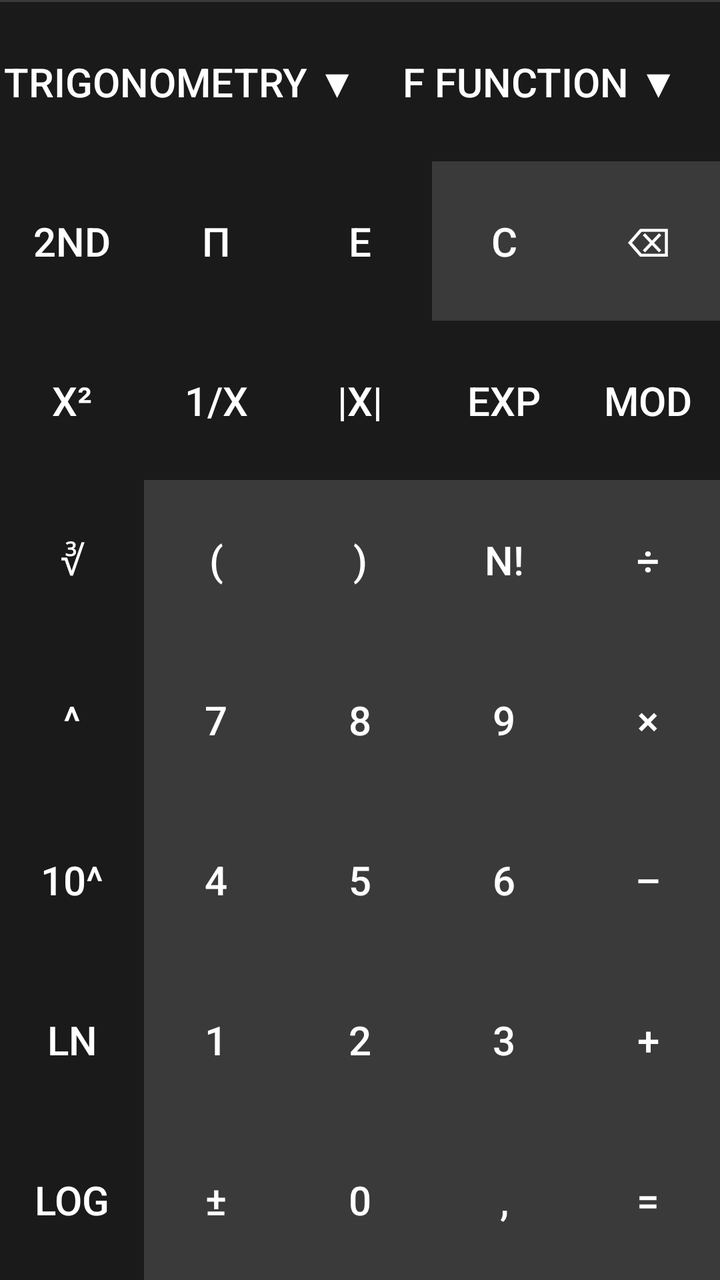
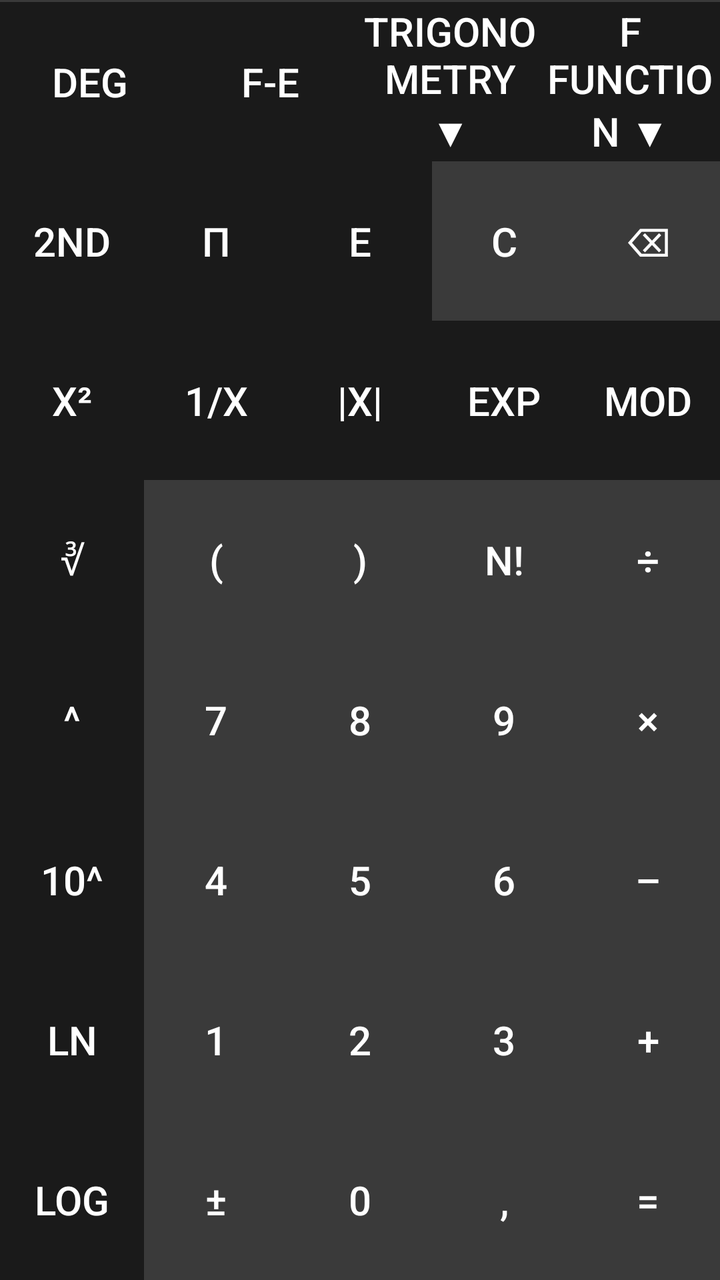

The first picture is an Android layout as it rendered before a commit; the second is the same layout after the commit. The layout source and the unified diff follow.
<!-- AndroidManifest.xml: application theme Theme.WP10Calculator -->
<!-- res/layout/scientific_buttons.xml -->
<?xml version="1.0" encoding="utf-8"?>
<LinearLayout xmlns:android="http://schemas.android.com/apk/res/android"
    android:layout_width="match_parent"
    android:layout_height="match_parent"
    android:orientation="vertical">

    
    <View
        android:layout_width="match_parent"
        android:layout_height="1dp"
        android:background="#3a3a3a" />

    
    <LinearLayout
        android:layout_width="match_parent"
        android:layout_height="0dp"
        android:layout_weight="1"
        android:orientation="horizontal"
        android:weightSum="2">

        <androidx.appcompat.widget.AppCompatButton
            android:id="@+id/btnTrigonometry"
            style="@style/WP10TopButton"
            android:text="Trigonometry ▼"
            android:layout_width="0dp"
            android:layout_height="match_parent"
            android:layout_weight="1" />

        <androidx.appcompat.widget.AppCompatButton
            android:id="@+id/btnFunction"
            style="@style/WP10TopButton"
            android:text="f Function ▼"
            android:layout_width="0dp"
            android:layout_height="match_parent"
            android:layout_weight="1" />
    </LinearLayout>

    
    <LinearLayout
        android:layout_width="match_parent"
        android:layout_height="0dp"
        android:layout_weight="1"
        android:orientation="horizontal"
        android:weightSum="5">

        <androidx.appcompat.widget.AppCompatButton
            android:id="@+id/btn2nd"
            style="@style/WP10TopButton"
            android:text="2nd"
            android:layout_width="0dp"
            android:layout_height="match_parent"
            android:layout_weight="1" />

        <androidx.appcompat.widget.AppCompatButton
            android:id="@+id/btnPi"
            style="@style/WP10TopButton"
            android:text="π"
            android:layout_width="0dp"
            android:layout_height="match_parent"
            android:layout_weight="1" />

        <androidx.appcompat.widget.AppCompatButton
            android:id="@+id/btnE"
            style="@style/WP10TopButton"
            android:text="e"
            android:layout_width="0dp"
            android:layout_height="match_parent"
            android:layout_weight="1" />

        <androidx.appcompat.widget.AppCompatButton
            android:id="@+id/btnClear"
            style="@style/WP10DigitButton"
            android:text="C"
            android:layout_width="0dp"
            android:layout_height="match_parent"
            android:layout_weight="1" />

        <androidx.appcompat.widget.AppCompatButton
            android:id="@+id/btnBackspace"
            style="@style/WP10DigitButton"
            android:text="⌫"
            android:layout_width="0dp"
            android:layout_height="match_parent"
            android:layout_weight="1" />
    </LinearLayout>

    
    <LinearLayout
        android:layout_width="match_parent"
        android:layout_height="0dp"
        android:layout_weight="1"
        android:orientation="horizontal"
        android:weightSum="5">

        <androidx.appcompat.widget.AppCompatButton
            android:id="@+id/btnSquare"
            style="@style/WP10TopButton"
            android:text="x²"
            android:layout_width="0dp"
            android:layout_height="match_parent"
            android:layout_weight="1" />

        <androidx.appcompat.widget.AppCompatButton
            android:id="@+id/btnReciprocal"
            style="@style/WP10TopButton"
            android:text="1/x"
            android:layout_width="0dp"
            android:layout_height="match_parent"
            android:layout_weight="1" />

        <androidx.appcompat.widget.AppCompatButton
            android:id="@+id/btnAbs"
            style="@style/WP10TopButton"
            android:text="|x|"
            android:layout_width="0dp"
            android:layout_height="match_parent"
            android:layout_weight="1" />

        <androidx.appcompat.widget.AppCompatButton
            android:id="@+id/btnExp"
            style="@style/WP10TopButton"
            android:text="exp"
            android:layout_width="0dp"
            android:layout_height="match_parent"
            android:layout_weight="1" />

        <androidx.appcompat.widget.AppCompatButton
            android:id="@+id/btnMod"
            style="@style/WP10TopButton"
            android:text="mod"
            android:layout_width="0dp"
            android:layout_height="match_parent"
            android:layout_weight="1" />
    </LinearLayout>

    
    <LinearLayout
        android:layout_width="match_parent"
        android:layout_height="0dp"
        android:layout_weight="1"
        android:orientation="horizontal"
        android:weightSum="5">

        <androidx.appcompat.widget.AppCompatButton
            android:id="@+id/btnCubeRoot"
            style="@style/WP10TopButton"
            android:text="∛"
            android:layout_width="0dp"
            android:layout_height="match_parent"
            android:layout_weight="1" />

        <androidx.appcompat.widget.AppCompatButton
            android:id="@+id/btnLeftParen"
            style="@style/WP10DigitButton"
            android:text="("
            android:layout_width="0dp"
            android:layout_height="match_parent"
            android:layout_weight="1" />

        <androidx.appcompat.widget.AppCompatButton
            android:id="@+id/btnRightParen"
            style="@style/WP10DigitButton"
            android:text=")"
            android:layout_width="0dp"
            android:layout_height="match_parent"
            android:layout_weight="1" />

        <androidx.appcompat.widget.AppCompatButton
            android:id="@+id/btnFactorial"
            style="@style/WP10DigitButton"
            android:text="n!"
            android:layout_width="0dp"
            android:layout_height="match_parent"
            android:layout_weight="1" />

        <androidx.appcompat.widget.AppCompatButton
            android:id="@+id/btnDivide"
            style="@style/WP10DigitButton"
            android:text="÷"
            android:layout_width="0dp"
            android:layout_height="match_parent"
            android:layout_weight="1" />
    </LinearLayout>

    
    <LinearLayout
        android:layout_width="match_parent"
        android:layout_height="0dp"
        android:layout_weight="1"
        android:orientation="horizontal"
        android:weightSum="5">

        <androidx.appcompat.widget.AppCompatButton
            android:id="@+id/btnPower"
            style="@style/WP10TopButton"
            android:text="^"
            android:layout_width="0dp"
            android:layout_height="match_parent"
            android:layout_weight="1" />

        <androidx.appcompat.widget.AppCompatButton
            android:id="@+id/btn7"
            style="@style/WP10DigitButton"
            android:text="7"
            android:layout_width="0dp"
            android:layout_height="match_parent"
            android:layout_weight="1" />

        <androidx.appcompat.widget.AppCompatButton
            android:id="@+id/btn8"
            style="@style/WP10DigitButton"
            android:text="8"
            android:layout_width="0dp"
            android:layout_height="match_parent"
            android:layout_weight="1" />

        <androidx.appcompat.widget.AppCompatButton
            android:id="@+id/btn9"
            style="@style/WP10DigitButton"
            android:text="9"
            android:layout_width="0dp"
            android:layout_height="match_parent"
            android:layout_weight="1" />

        <androidx.appcompat.widget.AppCompatButton
            android:id="@+id/btnMultiply"
            style="@style/WP10DigitButton"
            android:text="×"
            android:layout_width="0dp"
            android:layout_height="match_parent"
            android:layout_weight="1" />
    </LinearLayout>

    
    <LinearLayout
        android:layout_width="match_parent"
        android:layout_height="0dp"
        android:layout_weight="1"
        android:orientation="horizontal"
        android:weightSum="5">

        <androidx.appcompat.widget.AppCompatButton
            android:id="@+id/btnBasePow"
            style="@style/WP10TopButton"
            android:text="10^"
            android:layout_width="0dp"
            android:layout_height="match_parent"
            android:layout_weight="1" />

        <androidx.appcompat.widget.AppCompatButton
            android:id="@+id/btn4"
            style="@style/WP10DigitButton"
            android:text="4"
            android:layout_width="0dp"
            android:layout_height="match_parent"
            android:layout_weight="1" />

        <androidx.appcompat.widget.AppCompatButton
            android:id="@+id/btn5"
            style="@style/WP10DigitButton"
            android:text="5"
            android:layout_width="0dp"
            android:layout_height="match_parent"
            android:layout_weight="1" />

        <androidx.appcompat.widget.AppCompatButton
            android:id="@+id/btn6"
            style="@style/WP10DigitButton"
            android:text="6"
            android:layout_width="0dp"
            android:layout_height="match_parent"
            android:layout_weight="1" />

        <androidx.appcompat.widget.AppCompatButton
            android:id="@+id/btnSubtract"
            style="@style/WP10DigitButton"
            android:text="–"
            android:layout_width="0dp"
            android:layout_height="match_parent"
            android:layout_weight="1" />
    </LinearLayout>

    
    <LinearLayout
        android:layout_width="match_parent"
        android:layout_height="0dp"
        android:layout_weight="1"
        android:orientation="horizontal"
        android:weightSum="5">

        <androidx.appcompat.widget.AppCompatButton
            android:id="@+id/btnLn"
            style="@style/WP10TopButton"
            android:text="ln"
            android:layout_width="0dp"
            android:layout_height="match_parent"
            android:layout_weight="1" />

        <androidx.appcompat.widget.AppCompatButton
            android:id="@+id/btn1"
            style="@style/WP10DigitButton"
            android:text="1"
            android:layout_width="0dp"
            android:layout_height="match_parent"
            android:layout_weight="1" />

        <androidx.appcompat.widget.AppCompatButton
            android:id="@+id/btn2"
            style="@style/WP10DigitButton"
            android:text="2"
            android:layout_width="0dp"
            android:layout_height="match_parent"
            android:layout_weight="1" />

        <androidx.appcompat.widget.AppCompatButton
            android:id="@+id/btn3"
            style="@style/WP10DigitButton"
            android:text="3"
            android:layout_width="0dp"
            android:layout_height="match_parent"
            android:layout_weight="1" />

        <androidx.appcompat.widget.AppCompatButton
            android:id="@+id/btnAdd"
            style="@style/WP10DigitButton"
            android:text="+"
            android:layout_width="0dp"
            android:layout_height="match_parent"
            android:layout_weight="1" />
    </LinearLayout>

    
    <LinearLayout
        android:layout_width="match_parent"
        android:layout_height="0dp"
        android:layout_weight="1"
        android:orientation="horizontal"
        android:weightSum="5">

        <androidx.appcompat.widget.AppCompatButton
            android:id="@+id/btnLog"
            style="@style/WP10TopButton"
            android:text="log"
            android:layout_width="0dp"
            android:layout_height="match_parent"
            android:layout_weight="1" />

        <androidx.appcompat.widget.AppCompatButton
            android:id="@+id/btnSign"
            style="@style/WP10DigitButton"
            android:text="±"
            android:layout_width="0dp"
            android:layout_height="match_parent"
            android:layout_weight="1" />

        <androidx.appcompat.widget.AppCompatButton
            android:id="@+id/btn0"
            style="@style/WP10DigitButton"
            android:text="0"
            android:layout_width="0dp"
            android:layout_height="match_parent"
            android:layout_weight="1" />

        <androidx.appcompat.widget.AppCompatButton
            android:id="@+id/btnDot"
            style="@style/WP10DigitButton"
            android:text=","
            android:layout_width="0dp"
            android:layout_height="match_parent"
            android:layout_weight="1" />

        <androidx.appcompat.widget.AppCompatButton
            android:id="@+id/btnEquals"
            style="@style/WP10DigitButton"
            android:text="="
            android:layout_width="0dp"
            android:layout_height="match_parent"
            android:layout_weight="1" />
    </LinearLayout>
</LinearLayout>
<!-- resources referenced by this layout -->
<resources>
  <style name="WP10DigitButton" parent="WP10BaseButton">
          <item name="android:background">#3a3a3a</item>
      </style>
  <style name="WP10TopButton" parent="WP10BaseButton">
          <item name="android:background">#1A1A1A</item>
      </style>
  <style name="Theme.WP10Calculator" parent="Theme.MaterialComponents.DayNight.NoActionBar">
          <item name="colorPrimary">#000000</item>
      </style>
  <style name="WP10BaseButton" parent="">
          <item name="android:layout_width">0dp</item>
          <item name="android:layout_height">match_parent</item>
          <item name="android:textColor">#ffffff</item>
          <item name="android:textSize">20sp</item>
          <item name="android:gravity">center</item>
          <item name="android:focusable">true</item>
          <item name="android:clickable">true</item>
          <item name="android:insetTop">0dp</item>
          <item name="android:insetBottom">0dp</item>
          <item name="android:padding">0dp</item>
          
          <item name="android:backgroundTint">@null</item>
      </style>
</resources>

<!-- the commit's change to res/layout/scientific_buttons.xml (unified diff, before → after) -->
@@ -16,7 +16,23 @@
         android:layout_height="0dp"
         android:layout_weight="1"
         android:orientation="horizontal"
-        android:weightSum="2">
+        android:weightSum="4">
+
+        <androidx.appcompat.widget.AppCompatButton
+            android:id="@+id/btnDegRadToggle"
+            style="@style/WP10TopButton"
+            android:text="DEG"
+            android:layout_width="0dp"
+            android:layout_height="match_parent"
+            android:layout_weight="1" />
+
+        <androidx.appcompat.widget.AppCompatButton
+            android:id="@+id/btnFEToggle"
+            style="@style/WP10TopButton"
+            android:text="F-E"
+            android:layout_width="0dp"
+            android:layout_height="match_parent"
+            android:layout_weight="1" />
 
         <androidx.appcompat.widget.AppCompatButton
             android:id="@+id/btnTrigonometry"
